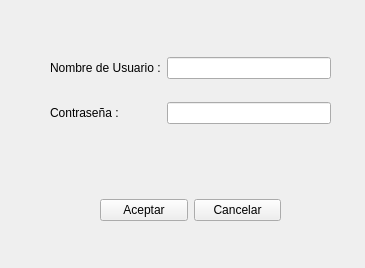
Qt form Codigo/registro.ui (thepowertrio/Tarea1) before a commit.
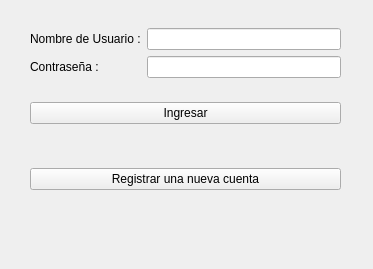
The same form after that commit.

Commit message: Pequeños cambios menores a las GUI

The edit to the form file:
```diff
--- a/Codigo/registro.ui
+++ b/Codigo/registro.ui
@@ -6,8 +6,8 @@
    <rect>
     <x>0</x>
     <y>0</y>
-    <width>365</width>
-    <height>268</height>
+    <width>373</width>
+    <height>269</height>
    </rect>
   </property>
   <property name="windowTitle">
@@ -16,12 +16,14 @@
   <widget class="QWidget" name="gridLayoutWidget">
    <property name="geometry">
     <rect>
-     <x>50</x>
-     <y>40</y>
-     <width>281</width>
-     <height>101</height>
+     <x>30</x>
+     <y>10</y>
+     <width>311</width>
+     <height>231</height>
     </rect>
    </property>
+   <layout class="QVBoxLayout" name="verticalLayout">
+    <item>
    <layout class="QGridLayout" name="gridLayout">
     <item row="1" column="1">
      <widget class="QLineEdit" name="lineEdit_2"/>
@@ -44,31 +46,53 @@
      </widget>
     </item>
    </layout>
-  </widget>
-  <widget class="QWidget" name="horizontalLayoutWidget">
-   <property name="geometry">
-    <rect>
-     <x>100</x>
-     <y>190</y>
-     <width>181</width>
-     <height>41</height>
-    </rect>
-   </property>
-   <layout class="QHBoxLayout" name="horizontalLayout">
+    </item>
     <item>
-     <widget class="QPushButton" name="aceptar">
+     <widget class="QPushButton" name="btn_login">
       <property name="text">
-       <string>Aceptar</string>
+       <string>Ingresar</string>
       </property>
      </widget>
     </item>
     <item>
-     <widget class="QPushButton" name="cancelar">
+     <spacer name="verticalSpacer">
+      <property name="orientation">
+       <enum>Qt::Vertical</enum>
+      </property>
+      <property name="sizeType">
+       <enum>QSizePolicy::Fixed</enum>
+      </property>
+      <property name="sizeHint" stdset="0">
+       <size>
+        <width>20</width>
+        <height>20</height>
+       </size>
+      </property>
+     </spacer>
+    </item>
+    <item>
+     <widget class="QPushButton" name="boton_signin">
       <property name="text">
-       <string>Cancelar</string>
+       <string>Registrar una nueva cuenta</string>
       </property>
      </widget>
     </item>
+    <item>
+     <spacer name="verticalSpacer_2">
+      <property name="orientation">
+       <enum>Qt::Vertical</enum>
+      </property>
+      <property name="sizeType">
+       <enum>QSizePolicy::Fixed</enum>
+      </property>
+      <property name="sizeHint" stdset="0">
+       <size>
+        <width>20</width>
+        <height>30</height>
+       </size>
+      </property>
+     </spacer>
+    </item>
    </layout>
   </widget>
  </widget>
```
Left out of the diff: 16 changed lines with no effect on the pictures. Lines whose indentation alone changed are shown as unchanged. The commit also changes 4 other files.
